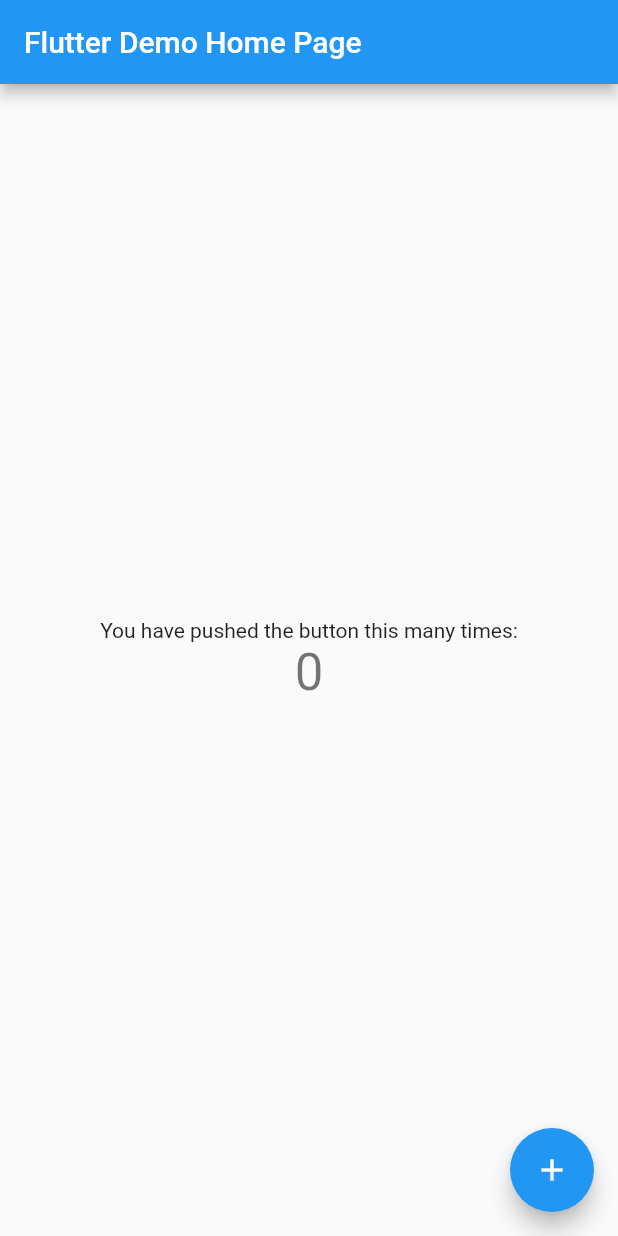
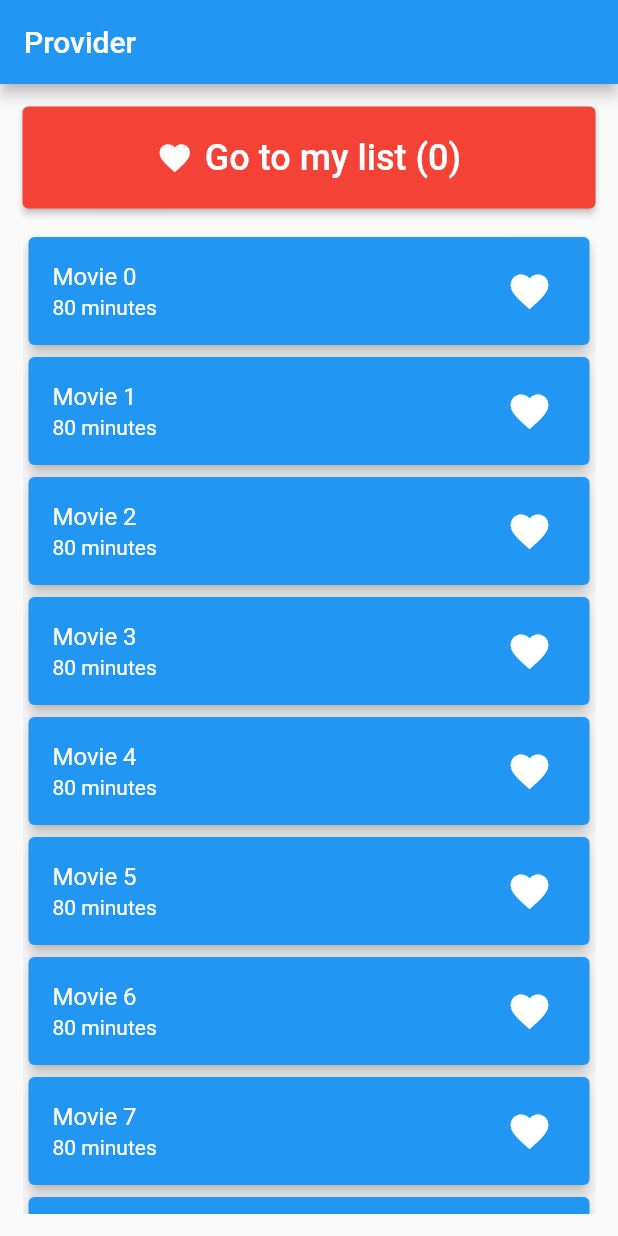
Before and after one commit to nerdychamp/fltr-movie-list-provider, a Flutter app: the screen it shows after launch, on a phone screen of 412 x 824 dp. Run offline on Flutter 3.47's test engine with Material 2 defaults, Android fonts, the phone set to English and light mode, and no system bars.

Commit message:
feat: movie list using provider package

```diff
--- a/lib/main.dart
+++ b/lib/main.dart
@@ -1,11 +1,17 @@
 import 'package:flutter/material.dart';
 import 'package:provider/provider.dart';
-import 'package:provider_demo/screens/counter.dart';
+import 'package:provider_demo/providers/movie_provider.dart';
+import 'package:provider_demo/screens/movie_list.dart';
+
+import 'providers/counter_provider.dart';
 
 void main() {
   runApp(
-    ChangeNotifierProvider(
-      create: (context) => Counter(),
+    MultiProvider(
+      providers: [
+        ChangeNotifierProvider<Counter>(create: (_) => Counter()),
+        ChangeNotifierProvider<MovieProvider>(create: (_) => MovieProvider()),
+      ],
       child: const MyApp(),
     ),
   );
@@ -15,13 +21,13 @@ class MyApp extends StatelessWidget {
   const MyApp({super.key});
 
   @override
-  Widget build(BuildContext context) {
+  Widget build(BuildContext ctx) {
     return MaterialApp(
       title: 'Flutter Demo',
       theme: ThemeData(
         primarySwatch: Colors.blue,
       ),
-      home: const CounterScreen(title: 'Flutter Demo Home Page'),
+      home: const MovieList(),
     );
   }
 }
--- /dev/null
+++ b/lib/models/movie_model.dart
@@ -0,0 +1,6 @@
+class Movie {
+  final String title;
+  final String? duration;
+
+  const Movie({required this.title, this.duration});
+}
--- /dev/null
+++ b/lib/providers/movie_provider.dart
@@ -0,0 +1,39 @@
+import 'dart:math';
+
+import 'package:flutter/foundation.dart';
+
+import '../models/movie_model.dart';
+
+final List<Movie> initialData = List.generate(
+  50,
+  (index) {
+    return Movie(
+      title: "Movie $index",
+      duration: "${Random().nextInt(100) + 60} minutes",
+    );
+  },
+);
+
+class MovieProvider with ChangeNotifier {
+  final List<Movie> _movie = initialData;
+  final List<Movie> _myList = [];
+
+  /*
+    getter
+   */
+  List<Movie> get movies => _movie;
+  List<Movie> get myList => _myList;
+
+  /*
+    actions
+   */
+  void addToList(Movie movie) {
+    _myList.add(movie);
+    notifyListeners();
+  }
+
+  void removeFromList(Movie movie) {
+    _myList.remove(movie);
+    notifyListeners();
+  }
+}
--- a/lib/screens/counter.dart
+++ b/lib/screens/counter.dart
@@ -1,22 +1,13 @@
 import 'package:flutter/material.dart';
 import 'package:provider/provider.dart';
+
+import '../providers/counter_provider.dart';
 
 /* to use provider package
   1. ChangeNotifier
   2. ChangeNotifierProvider
   3. consumer
  */
-
-class Counter extends ChangeNotifier {
-  int _count = 0;
-
-  int get count => _count;
-
-  void increment() {
-    _count += 1;
-    notifyListeners();
-  }
-}
 
 class CounterScreen extends StatelessWidget {
   final String title;
@@ -51,14 +42,14 @@ class CounterScreen extends StatelessWidget {
 class CounterText extends StatelessWidget {
   @override
   Widget build(BuildContext ctx) {
-    int count = ctx.watch<Counter>().count;
-
-    return Consumer<Counter>(builder: (ctx, data, child) {
-      return Text(
-        '${data.count}',
-        style: Theme.of(ctx).textTheme.headline4,
-      );
-    });
+    return Consumer<Counter>(
+      builder: (ctx, data, child) {
+        return Text(
+          '${data.count}',
+          style: Theme.of(ctx).textTheme.headline4,
+        );
+      },
+    );
   }
 }
 
--- /dev/null
+++ b/lib/screens/movie_list.dart
@@ -0,0 +1,99 @@
+import 'package:flutter/material.dart';
+import 'package:provider/provider.dart';
+
+import '../models/movie_model.dart';
+import '../providers/movie_provider.dart';
+import 'my_list.dart';
+
+class MovieList extends StatefulWidget {
+  const MovieList({super.key});
+
+  @override
+  State<MovieList> createState() => _MovieListState();
+}
+
+class _MovieListState extends State<MovieList> {
+  @override
+  Widget build(BuildContext ctx) {
+    late List<Movie> movies = ctx.watch<MovieProvider>().movies;
+    late List<Movie> myList = ctx.watch<MovieProvider>().myList;
+
+    return Scaffold(
+      appBar: AppBar(
+        title: const Text("Provider"),
+      ),
+      body: Padding(
+        padding: const EdgeInsets.all(15),
+        child: Column(
+          crossAxisAlignment: CrossAxisAlignment.stretch,
+          children: [
+            ElevatedButton.icon(
+              onPressed: () {
+                Navigator.of(ctx).push(
+                  MaterialPageRoute(
+                    builder: (ctx) => const MyListScreen(),
+                  ),
+                );
+              },
+              icon: const Icon(Icons.favorite),
+              label: Text(
+                "Go to my list (${myList.length})",
+                style: const TextStyle(fontSize: 24),
+              ),
+              style: ElevatedButton.styleFrom(
+                backgroundColor: Colors.red,
+                padding: const EdgeInsets.symmetric(vertical: 20),
+              ),
+            ),
+            const SizedBox(height: 15),
+            Expanded(
+              child: ListView.builder(
+                  itemCount: movies.length,
+                  itemBuilder: (_, index) {
+                    final currentMovie = movies[index];
+
+                    return Card(
+                      key: ValueKey(currentMovie.title),
+                      color: Colors.blue,
+                      elevation: 4,
+                      child: ListTile(
+                        title: Text(
+                          currentMovie.title,
+                          style: const TextStyle(
+                            color: Colors.white,
+                          ),
+                        ),
+                        subtitle: Text(
+                          currentMovie.duration ?? 'No information',
+                          style: const TextStyle(
+                            color: Colors.white,
+                          ),
+                        ),
+                        trailing: IconButton(
+                          icon: Icon(
+                            Icons.favorite,
+                            color: myList.contains(currentMovie)
+                                ? Colors.red
+                                : Colors.white,
+                            size: 30,
+                          ),
+                          onPressed: () {
+                            if (!myList.contains(currentMovie)) {
+                              ctx.read<MovieProvider>().addToList(currentMovie);
+                            } else {
+                              ctx
+                                  .read<MovieProvider>()
+                                  .removeFromList(currentMovie);
+                            }
+                          },
+                        ),
+                      ),
+                    );
+                  }),
+            ),
+          ],
+        ),
+      ),
+    );
+  }
+}
```
Also changed, not shown: lib/providers/counter_provider.dart (added, +12 -0 lines), lib/screens/my_list.dart (added, +47 -0 lines).
